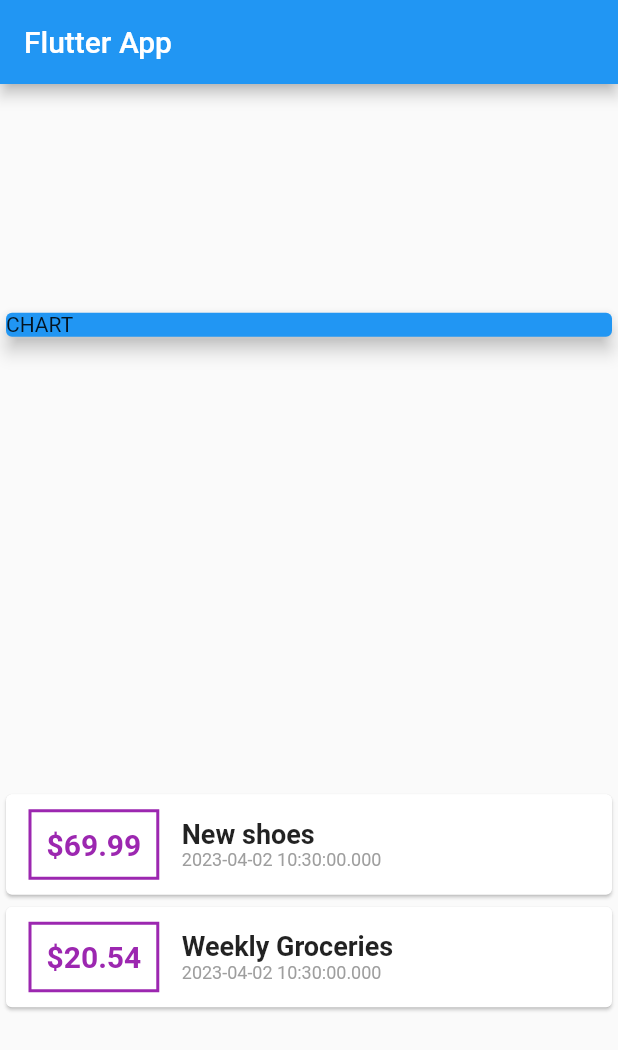
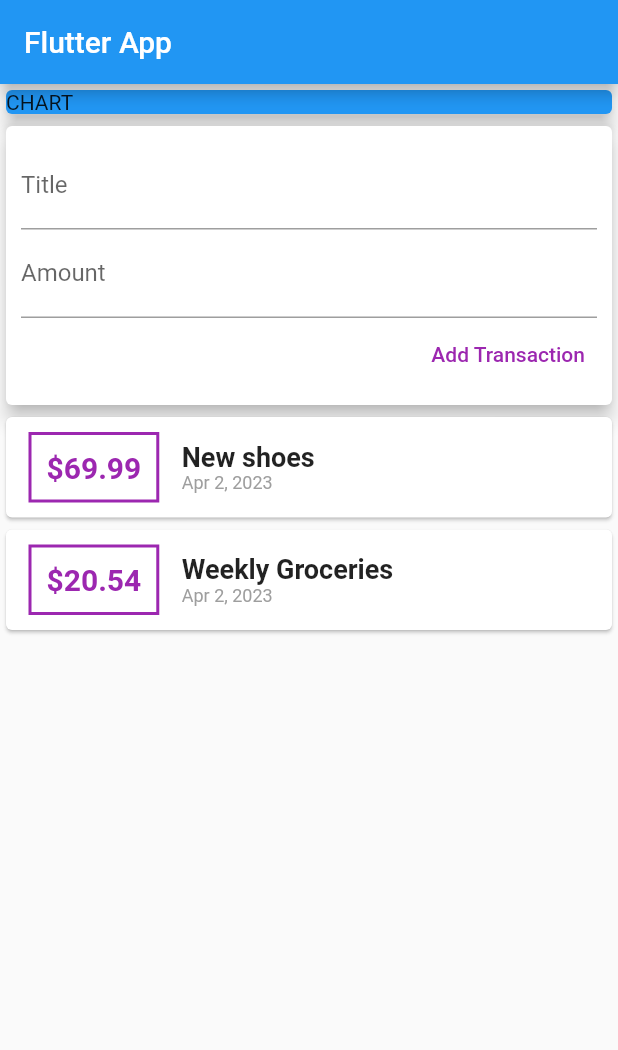
Before and after one commit to Ozurumba007/personal-expenses-app, a Flutter app: the screen it shows after launch, on a phone screen of 412 x 824 dp. Shown: the top 1050 px of the screen. Run offline on Flutter 3.47's test engine with Material 2 defaults, Android fonts, the phone set to English and light mode, and no system bars.

Commit message:
added a textfield widget in a card widget

```diff
--- a/lib/main.dart
+++ b/lib/main.dart
@@ -1,6 +1,7 @@
 // ignore_for_file: prefer_const_constructors, prefer_const_literals_to_create_immutables
 
 import 'package:flutter/material.dart';
+import 'package:intl/intl.dart';
 import 'transcation.dart';
 
 void main() {
@@ -43,7 +44,7 @@ class MyHomePage extends StatelessWidget {
         title: Text('Flutter App'),
       ),
       body: Column(
-        mainAxisAlignment: MainAxisAlignment.spaceAround,
+        // mainAxisAlignment: MainAxisAlignment.spaceAround,
         crossAxisAlignment: CrossAxisAlignment.stretch,
         children: [
           Container(
@@ -54,11 +55,36 @@ class MyHomePage extends StatelessWidget {
               elevation: 5,
             ),
           ),
+          Card(
+            elevation: 5,
+            child: Container(
+              padding: EdgeInsets.all(10),
+              child: Column(
+                crossAxisAlignment: CrossAxisAlignment.end,
+                children: [
+                  TextField(
+                    decoration: InputDecoration(labelText: 'Title'),
+                  ),
+                  TextField(
+                    decoration: InputDecoration(labelText: 'Amount'),
+                  ),
+                  TextButton(
+                    onPressed: () {},
+                    child: Text(
+                      'Add Transaction',
+                      style: TextStyle(
+                        color: Colors.purple,
+                      ),
+                    ),
+                  )
+                ],
+              ),
+            ),
+          ),
           Column(
             children: transactions.map((tx) {
               return Card(
                 child: Row(
-                  // mainAxisAlignment: Ma,
                   children: [
                     Container(
                       margin: EdgeInsets.symmetric(
@@ -92,7 +118,7 @@ class MyHomePage extends StatelessWidget {
                           ),
                         ),
                         Text(
-                          tx.date.toString(),
+                          DateFormat.yMMMd().format(tx.date),
                           style: TextStyle(
                             color: Colors.grey,
                             fontSize: 12,
```
